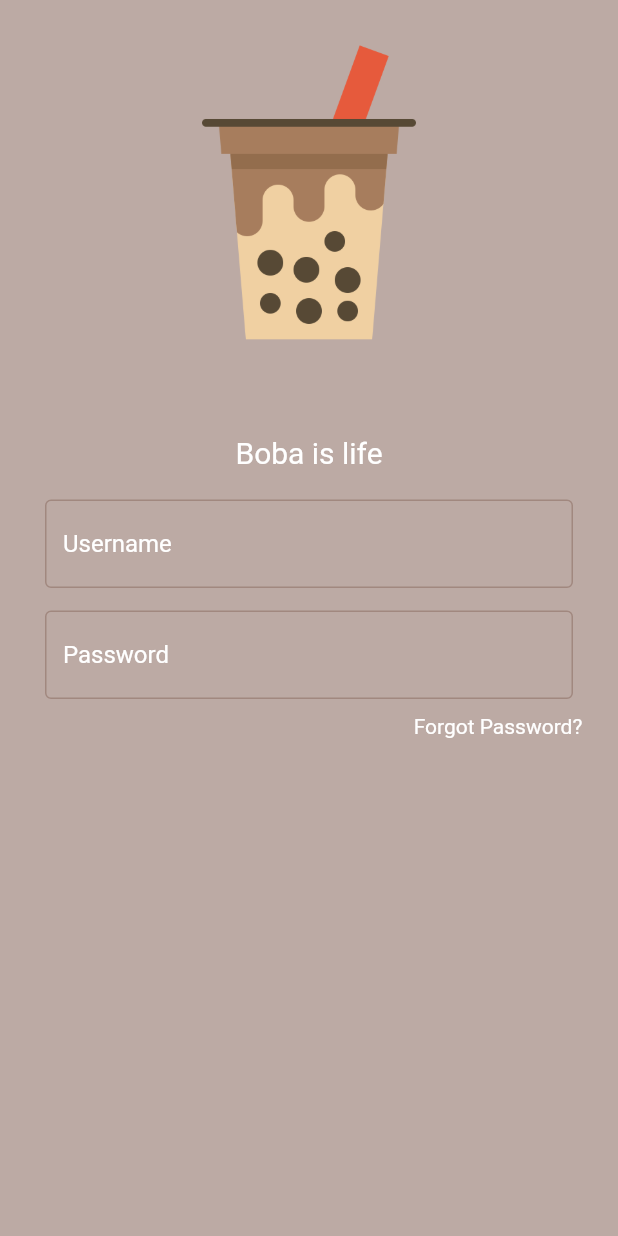
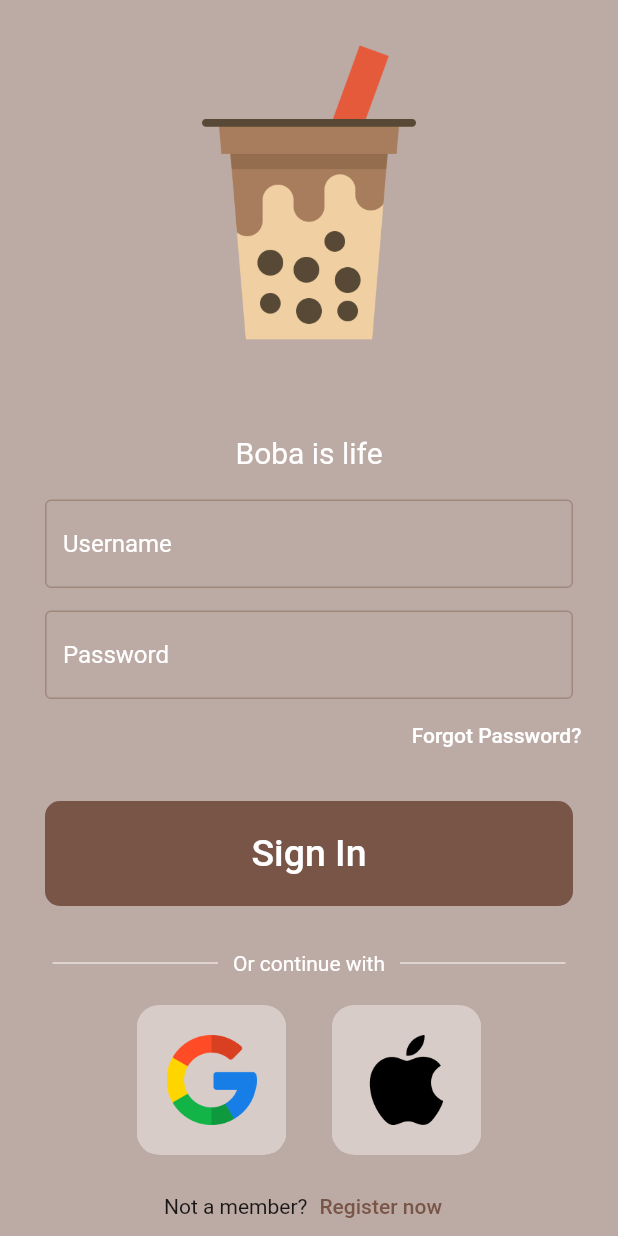
Before and after one commit to princebioh/Bubble-Tea-Flutter-App, a Flutter app: the screen it shows after launch, on a phone screen of 412 x 824 dp. Run offline on Flutter 3.47's test engine with Material 2 defaults, Android fonts, the light colour scheme and no system bars.

Commit message:
Login Page Complete

```diff
--- a/lib/pages/sign_in_page.dart
+++ b/lib/pages/sign_in_page.dart
@@ -1,6 +1,9 @@
 import 'package:flutter/material.dart';
 
+import '../widgets/divider.dart';
+import '../widgets/image_signin_button.dart';
 import '../widgets/login_filed.dart';
+import '../widgets/submit_button.dart';
 
 class SignInPage extends StatefulWidget {
   const SignInPage({super.key});
@@ -61,9 +64,11 @@ class _SignInPageState extends State<SignInPage> {
 
               // Forgot Password
               Padding(
-                padding: const EdgeInsets.only(left: 252, top: 10),
-                child: InkWell(
-                  onTap: () {},
+                padding: const EdgeInsets.only(
+                  left: 250,
+                ),
+                child: TextButton(
+                  onPressed: () {},
                   child: const Text(
                     "Forgot Password?",
                     style: TextStyle(color: Colors.white),
@@ -71,6 +76,53 @@ class _SignInPageState extends State<SignInPage> {
                 ),
               ),
 
+              // Submit Button
+              const SubmitButton(),
+
+              const SizedBox(
+                height: 10,
+              ),
+
+              // Divider
+              const DividerText(),
+
+              // SignIn Icons
+              Padding(
+                padding: const EdgeInsets.only(top: 20),
+                child: Row(
+                  mainAxisAlignment: MainAxisAlignment.center,
+                  children: const [
+                    ImageSignInButton(
+                      imgLocation: "assets/images/google.png",
+                    ),
+                    SizedBox(
+                      width: 30,
+                    ),
+                    ImageSignInButton(
+                      imgLocation: "assets/images/apple.png",
+                    ),
+                  ],
+                ),
+              ),
+
+              const SizedBox(
+                height: 10,
+              ),
+              // Footer Text
+              Row(
+                mainAxisAlignment: MainAxisAlignment.center,
+                children: [
+                  const Text("Not a member?"),
+                  TextButton(
+                    style: TextButton.styleFrom(),
+                    onPressed: () {},
+                    child: Text(
+                      "Register now",
+                      style: TextStyle(color: Colors.brown.shade500),
+                    ),
+                  ),
+                ],
+              ),
             ],
           ),
         ),
--- /dev/null
+++ b/lib/widgets/divider.dart
@@ -0,0 +1,35 @@
+import 'package:flutter/material.dart';
+
+class DividerText extends StatelessWidget {
+  const DividerText({
+    super.key,
+  });
+
+  @override
+  Widget build(BuildContext context) {
+    return Padding(
+      padding: const EdgeInsets.symmetric(horizontal: 35),
+      child: Row(
+        children: const [
+          Expanded(
+            child: Divider(
+              color: Colors.white,
+            ),
+          ),
+          Padding(
+            padding: EdgeInsets.symmetric(horizontal: 10),
+            child: Text(
+              "Or continue with",
+              style: TextStyle(color: Colors.white),
+            ),
+          ),
+          Expanded(
+            child: Divider(
+              color: Colors.white,
+            ),
+          ),
+        ],
+      ),
+    );
+  }
+}
--- /dev/null
+++ b/lib/widgets/image_signin_button.dart
@@ -0,0 +1,25 @@
+import 'package:flutter/material.dart';
+
+class ImageSignInButton extends StatelessWidget {
+  const ImageSignInButton({
+    super.key,
+    required this.imgLocation,
+  });
+  final String imgLocation;
+
+  @override
+  Widget build(BuildContext context) {
+    return ClipRRect(
+      borderRadius: BorderRadius.circular(15),
+      child: MaterialButton(
+          onPressed: () {},
+          minWidth: 100,
+          height: 100,
+          color: Colors.brown.shade100,
+          child: Image(
+            image: AssetImage(imgLocation),
+            width: 60,
+          )),
+    );
+  }
+}
--- /dev/null
+++ b/lib/widgets/submit_button.dart
@@ -0,0 +1,27 @@
+import 'package:flutter/material.dart';
+
+class SubmitButton extends StatelessWidget {
+  const SubmitButton({
+    super.key,
+  });
+
+  @override
+  Widget build(BuildContext context) {
+    return Padding(
+      padding: const EdgeInsets.symmetric(horizontal: 30, vertical: 20),
+      child: ClipRRect(
+        borderRadius: BorderRadius.circular(10),
+        child: MaterialButton(
+          onPressed: () {},
+          color: Colors.brown.shade500,
+          minWidth: 400,
+          height: 70,
+          child: const Text(
+            "Sign In",
+            style: TextStyle(fontSize: 25, color: Colors.white),
+          ),
+        ),
+      ),
+    );
+  }
+}
```
